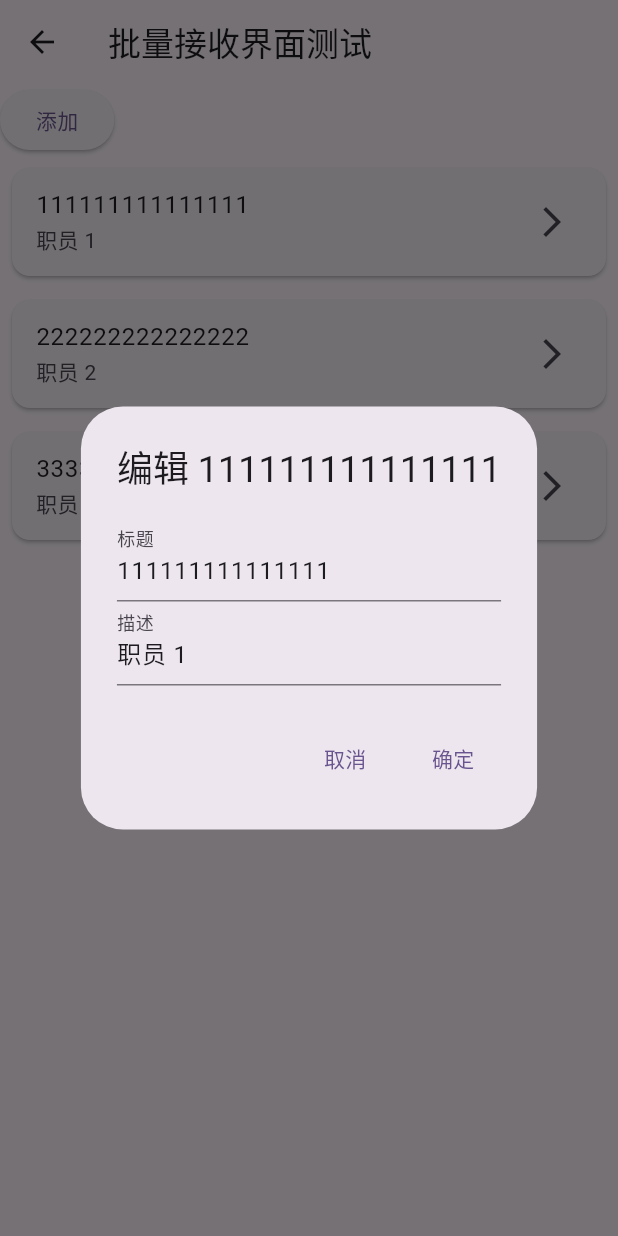
After one commit to ZheJiangDongJue/dongjue-app, a Flutter app: the BatchReceivePage screen opened directly, after a tap on "111111111111111", on a phone screen of 412 x 824 dp. The commit adds this screen. Run offline on Flutter 3.47's test engine with Material 3 defaults, Android fonts, the phone set to English and light mode, and no system bars; our stand-ins replace dio, flutter_spinkit, flutter_svg, package_info_plus, permission_handler, shared_preferences and 2 more; missing offline and left inert: mobile_scanner; accounts and stored records are empty.

Commit message:
- 批量接收界面测试

```diff
--- /dev/null
+++ b/lib/module/functions/craft/batch_receive.dart
@@ -0,0 +1,169 @@
+import 'package:flutter/material.dart';
+
+class BatchReceivePage extends StatefulWidget {
+  const BatchReceivePage({super.key});
+
+  @override
+  State<BatchReceivePage> createState() => _BatchReceivePageState();
+}
+
+class _BatchReceivePageState extends State<BatchReceivePage> {
+  // 添加示例数据列表
+  List<Map<String, dynamic>> items = [
+    {'Billid': 1, 'InnerKey': '111111111111111', 'Employeeid': '1', 'EmployeeName': '职员 1', 'Qty': 0},
+    {'Billid': 2, 'InnerKey': '222222222222222', 'Employeeid': '2', 'EmployeeName': '职员 2', 'Qty': 0},
+    {'Billid': 3, 'InnerKey': '333333333333333', 'Employeeid': '3', 'EmployeeName': '职员 3', 'Qty': 0},
+  ];
+
+  @override
+  Widget build(BuildContext context) {
+    return Scaffold(
+      appBar: AppBar(
+        title: const Text('批量接收界面测试'),
+      ),
+      body: Column(
+        children: [
+          Row(
+            children: [
+              ElevatedButton(
+                onPressed: () {
+                  // 显示添加弹窗
+                  showDialog(
+                    context: context,
+                    builder: (context) => AlertDialog(
+                      title: const Text('添加物品'),
+                      content: const SingleChildScrollView(
+                        child: Column(
+                          mainAxisSize: MainAxisSize.min,
+                          children: [
+                            TextField(
+                              decoration: InputDecoration(labelText: '标题'),
+                            ),
+                            TextField(
+                              decoration: InputDecoration(labelText: '描述'),
+                            ),
+                          ],
+                        ),
+                      ),
+                      actions: [
+                        TextButton(
+                          onPressed: () => Navigator.pop(context),
+                          child: const Text('取消'),
+                        ),
+                        TextButton(
+                          onPressed: () {
+                            Navigator.pop(context);
+                            // 这里可以添加保存数据的逻辑
+                            setState(() {
+                              items.add({
+                                'Billid': items.length + 1,
+                                'InnerKey': '',
+                                'Employeeid': '0',
+                                'EmployeeName': '',
+                              });
+                            });
+                          },
+                          child: const Text('确定'),
+                        ),
+                      ],
+                    ),
+                  );
+                },
+                child: const Text('添加'),
+              ),
+            ],
+          ),
+          Expanded(
+            child: ListView.builder(
+              itemCount: items.length, // 设置列表长度
+              itemBuilder: (context, index) {
+                return createCard(index);
+              },
+            ),
+          ),
+        ],
+      ),
+    );
+  }
+
+  Widget createCard(int index) {
+    // 注意：方法名改为小写开头符合Dart规范
+    var controller1 = TextEditingController(text: items[index]['InnerKey']);
+    var controller2 = TextEditingController(text: items[index]['EmployeeName']);
+    return Card(
+      margin: const EdgeInsets.all(8.0),
+      child: ListTile(
+        title: Text(items[index]['InnerKey']),
+        subtitle: Text(items[index]['EmployeeName']),
+        trailing: const Icon(Icons.arrow_forward_ios),
+        onLongPress: () {
+          // 弹窗确认删除
+          showDialog(
+            context: context,
+            builder: (context) => AlertDialog(
+              title: const Text('删除该行'),
+              content: const Text('确定要删除该行吗?'),
+              actions: [
+                TextButton(
+                  onPressed: () => Navigator.pop(context),
+                  child: const Text('取消'),
+                ),
+                TextButton(
+                  onPressed: () {
+                    Navigator.pop(context);
+                    // 这里可以添加删除数据的逻辑
+                    setState(() {
+                      items.removeAt(index);
+                    });
+                  },
+                  child: const Text('确定'),
+                ),
+              ],
+            ),
+          );
+        },
+        onTap: () {
+          // 显示编辑弹窗
+          showDialog(
+            context: context,
+            builder: (context) => AlertDialog(
+              title: Text('编辑 ${items[index]['InnerKey']}'),
+              content: SingleChildScrollView(
+                child: Column(
+                  mainAxisSize: MainAxisSize.min,
+                  children: [
+                    TextField(
+                      decoration: const InputDecoration(labelText: '标题'),
+                      controller: controller1,
+                    ),
+                    TextField(
+                      decoration: const InputDecoration(labelText: '描述'),
+                      controller: controller2,
+                    ),
+                  ],
+                ),
+              ),
+              actions: [
+                TextButton(
+                  onPressed: () => Navigator.pop(context),
+                  child: const Text('取消'),
+                ),
+                TextButton(
+                  onPressed: () {
+                    Navigator.pop(context);
+                    // 这里可以添加保存数据的逻辑
+                    setState(() {
+                      items[index]['InnerKey'] = controller1.text;
+                      items[index]['EmployeeName'] = controller2.text;
+                    });
+                  },
+                  child: const Text('确定'),
+                ),
+              ],
+            ),
+          );
+        },
+      ),
+    );
+  }
+}
```
Also changed, not shown: lib/module/functions.dart (+10 -0 lines).
